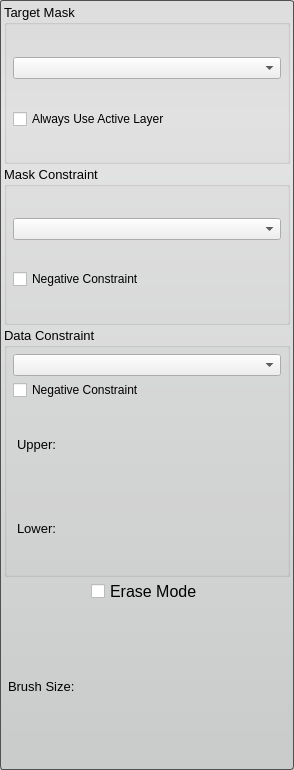
Before: the Qt Designer form src/Interface/ToolInterface/PaintToolInterface.ui in SCIInstitute/Seg3D, drawn with Qt 5.
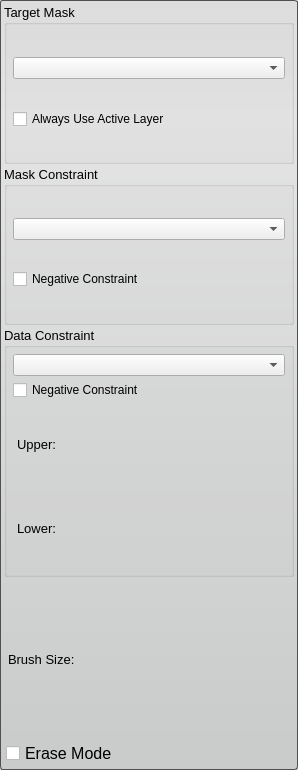
After: the same form once the commit is applied.

Commit message: Viewer class code cleanup.

Diff of the .ui file:
```diff
--- a/src/Interface/ToolInterface/PaintToolInterface.ui
+++ b/src/Interface/ToolInterface/PaintToolInterface.ui
@@ -6,7 +6,7 @@
    <rect>
     <x>0</x>
     <y>0</y>
-    <width>294</width>
+    <width>298</width>
     <height>770</height>
    </rect>
   </property>
@@ -225,49 +225,6 @@
      </layout>
     </widget>
    </item>
-   <item>
-    <layout class="QHBoxLayout" name="eraseHLayout">
-     <item>
-      <spacer name="eraseHSpacer_left">
-       <property name="orientation">
-        <enum>Qt::Horizontal</enum>
-       </property>
-       <property name="sizeType">
-        <enum>QSizePolicy::MinimumExpanding</enum>
-       </property>
-       <property name="sizeHint" stdset="0">
-        <size>
-         <width>40</width>
-         <height>20</height>
-        </size>
-       </property>
-      </spacer>
-     </item>
-     <item>
-      <widget class="QCheckBox" name="eraseCheckBox">
-       <property name="text">
-        <string>Erase Mode</string>
-       </property>
-      </widget>
-     </item>
-     <item>
-      <spacer name="eraseHSpacer_right">
-       <property name="orientation">
-        <enum>Qt::Horizontal</enum>
-       </property>
-       <property name="sizeType">
-        <enum>QSizePolicy::MinimumExpanding</enum>
-       </property>
-       <property name="sizeHint" stdset="0">
-        <size>
-         <width>40</width>
-         <height>20</height>
-        </size>
-       </property>
-      </spacer>
-     </item>
-    </layout>
-   </item>
    <item>
     <layout class="QHBoxLayout" name="brushHLayout">
      <property name="spacing">
@@ -309,6 +266,20 @@
      </property>
     </layout>
    </item>
+   <item>
+    <layout class="QHBoxLayout" name="eraseHLayout">
+     <property name="leftMargin">
+      <number>2</number>
+     </property>
+     <item>
+      <widget class="QCheckBox" name="eraseCheckBox">
+       <property name="text">
+        <string>Erase Mode</string>
+       </property>
+      </widget>
+     </item>
+    </layout>
+   </item>
   </layout>
  </widget>
  <resources/>
```
The commit also changes 6 other files.
